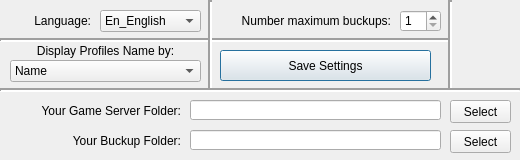
Above: GUI_Settings.ui from KuFoX-kfx/PZ_CMF before the change. Below: the same form after it.
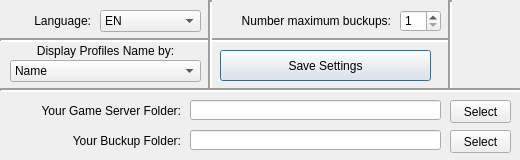
That is the form after the change.

```diff
--- a/GUI_Settings.ui
+++ b/GUI_Settings.ui
@@ -40,7 +40,7 @@
    </property>
    <item>
     <property name="text">
-     <string>En_English</string>
+     <string>EN</string>
     </property>
    </item>
    <item>
```
Left out of the diff: 2 changed lines with no effect on the pictures.
